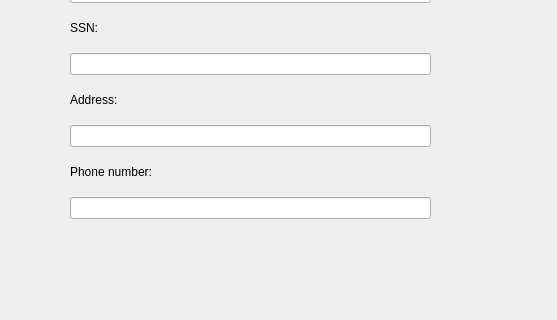
jonathansaetre/BankSystem, file customerdetails.ui: the form before one commit; both pictures show x 0 to 557 and y 164 to 484 of the 557 by 484 pixel window.
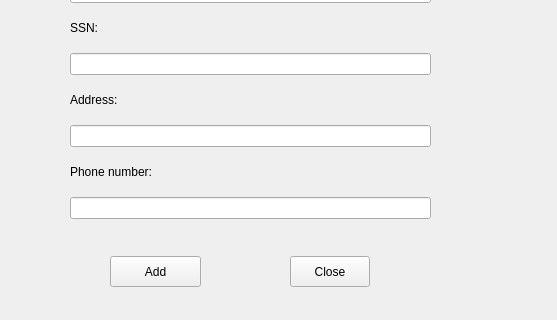
The form after the commit.

```diff
--- a/customerdetails.ui
+++ b/customerdetails.ui
@@ -142,6 +142,32 @@
     </item>
    </layout>
   </widget>
+  <widget class="QPushButton" name="addButton">
+   <property name="geometry">
+    <rect>
+     <x>110</x>
+     <y>420</y>
+     <width>91</width>
+     <height>31</height>
+    </rect>
+   </property>
+   <property name="text">
+    <string>Add</string>
+   </property>
+  </widget>
+  <widget class="QPushButton" name="CloseButton">
+   <property name="geometry">
+    <rect>
+     <x>290</x>
+     <y>420</y>
+     <width>80</width>
+     <height>31</height>
+    </rect>
+   </property>
+   <property name="text">
+    <string>Close</string>
+   </property>
+  </widget>
  </widget>
  <resources/>
  <connections/>
```
